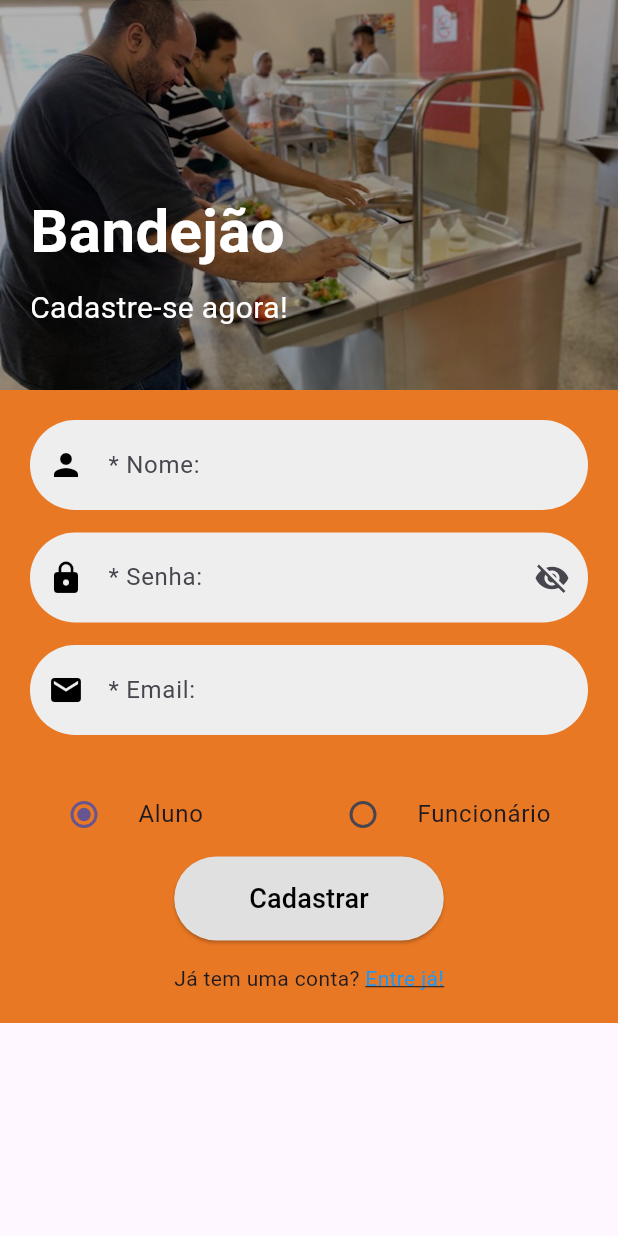
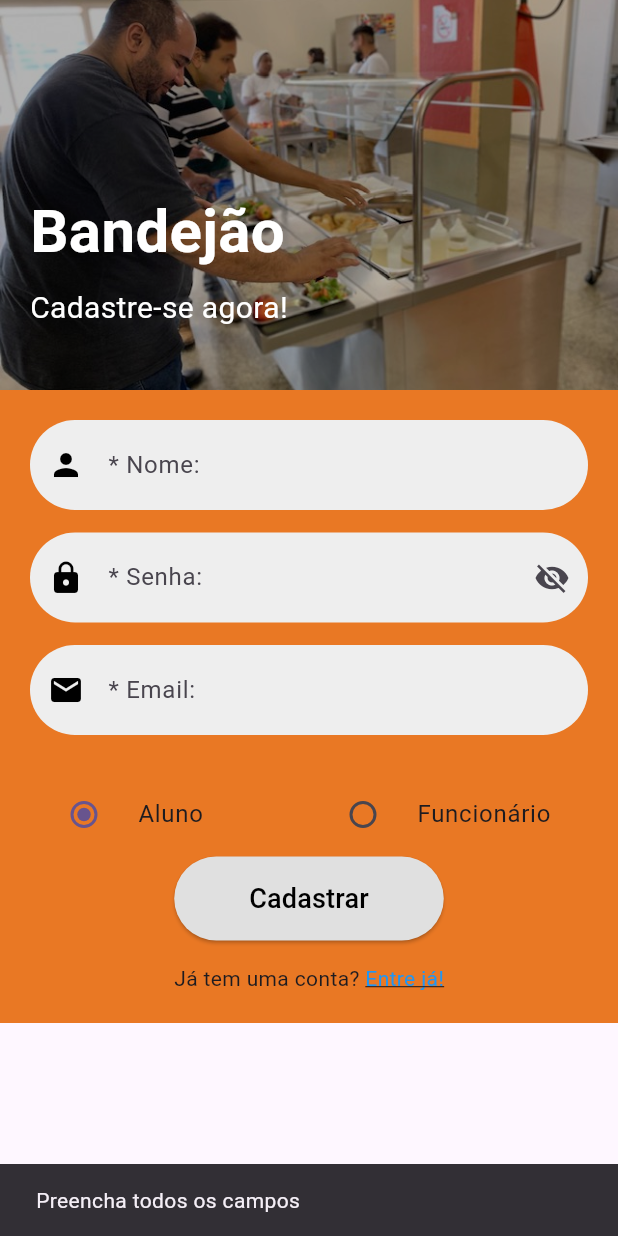
Before and after one commit to Caricatum/Projeto-Bandeco, a Flutter app: the Cadastro screen opened directly, after a tap on "Cadastrar", on a phone screen of 412 x 824 dp. Run offline on Flutter 3.47's test engine with Material 3 defaults, Android fonts, the light colour scheme and no system bars.

Commit message:
Cadastro funcionando completamente, conexão API, começo do funcionamento do Login

```diff
--- a/Codigo/Mobile/lib/cadastro.dart
+++ b/Codigo/Mobile/lib/cadastro.dart
@@ -1,5 +1,7 @@
 import 'package:flutter/material.dart';
 import 'login.dart';
+import 'dart:convert';
+import 'package:http/http.dart' as http;
 
 class Cadastro extends StatefulWidget {
   const Cadastro({super.key});
@@ -26,6 +28,42 @@
         borderSide: BorderSide.none,
       ),
     );
+  }
+
+  Future<void> cadastrarUsuario() async {
+    final url = Uri.parse('http://localhost:8080/user/cadastrar');
+
+    try {
+      final response = await http.post(
+        url,
+        headers: {'Content-Type': 'application/json'},
+        body: jsonEncode({
+          'nome': nomeController.text,
+          'login': loginController.text,
+          'senhaHash': senhaController.text,
+          'tipoUsuario': tipoUsuario,
+        }),
+      );
+
+      if (response.statusCode == 200 || response.statusCode == 201) {
+        ScaffoldMessenger.of(context).showSnackBar(
+          const SnackBar(content: Text('Usuário cadastrado com sucesso!')),
+        );
+
+        Navigator.pushReplacement(
+          context,
+          MaterialPageRoute(builder: (_) => Login()),
+        );
+      } else {
+        ScaffoldMessenger.of(context).showSnackBar(
+          SnackBar(content: Text('Erro ao cadastrar: ${response.body}')),
+        );
+      }
+    } catch (e) {
+      ScaffoldMessenger.of(
+        context,
+      ).showSnackBar(SnackBar(content: Text('Erro de conexão: $e')));
+    }
   }
 
   TextEditingController nomeController = new TextEditingController();
@@ -75,7 +113,7 @@
               ],
             ),
 
-            // 🟧 FORMULÁRIO
+            // FORMULÁRIO
             Container(
               width: double.infinity,
               color: const Color(0xFFE97824),
@@ -83,14 +121,21 @@
               child: Column(
                 children: [
                   // Nome
-                  TextField(
+                  TextFormField(
                     controller: nomeController,
                     decoration: customInput("* Nome:", Icons.person),
+                    validator: (value) {
+                      if (value!.isEmpty) {
+                        return "Preencha o campo nome";
+                      } else {
+                        return null;
+                      }
+                    },
                   ),
                   const SizedBox(height: 15),
 
                   // Senha
-                  TextField(
+                  TextFormField(
                     controller: senhaController,
                     obscureText: _obscurePassword,
                     decoration: customInput(
@@ -109,14 +154,28 @@
                         },
                       ),
                     ),
+                    validator: (value) {
+                      if (value!.isEmpty) {
+                        return "Preencha o campo nome";
+                      } else {
+                        return null;
+                      }
+                    },
                   ),
                   const SizedBox(height: 15),
 
                   // Email
-                  TextField(
+                  TextFormField(
                     controller: loginController,
                     keyboardType: TextInputType.emailAddress,
                     decoration: customInput("* Email:", Icons.email),
+                    validator: (value) {
+                      if (value!.isEmpty) {
+                        return "Preencha o campo nome";
+                      } else {
+                        return null;
+                      }
+                    },
                   ),
                   const SizedBox(height: 25),
 
@@ -163,7 +222,20 @@
                         borderRadius: BorderRadius.circular(30),
                       ),
                     ),
-                    onPressed: () {},
+                    onPressed: () async {
+                      if (nomeController.text.isEmpty ||
+                          loginController.text.isEmpty ||
+                          senhaController.text.isEmpty) {
+                        ScaffoldMessenger.of(context).showSnackBar(
+                          const SnackBar(
+                            content: Text('Preencha todos os campos'),
+                          ),
+                        );
+                        return;
+                      }
+
+                      await cadastrarUsuario();
+                    },
                     child: const Text(
                       "Cadastrar",
                       style: TextStyle(fontSize: 18),
--- a/Codigo/Mobile/lib/login.dart
+++ b/Codigo/Mobile/lib/login.dart
@@ -1,5 +1,6 @@
 import 'package:flutter/material.dart';
 import 'cadastro.dart';
+import 'package:http/http.dart' as http;
 
 class Login extends StatefulWidget {
   const Login({super.key});
@@ -7,6 +8,43 @@
   @override
   State<Login> createState() => _LoginState();
 }
+/*
+Future<void> cadastrarUsuario() async {
+    final url = Uri.parse('http://localhost:8080/user/login');
+
+    try {
+      final response = await http.post(
+        url,
+        headers: {'Content-Type': 'application/json'},
+        body: jsonEncode({
+          'login': loginController.text,
+          'senhaHash': senhaController.text,
+        }),
+      );
+
+      if (response.statusCode == 200 || response.statusCode == 201) {
+        ScaffoldMessenger.of(context).showSnackBar(
+          const SnackBar(content: Text('Usuário cadastrado com sucesso!')),
+        );
+
+        Navigator.pushReplacement(
+          context,
+          MaterialPageRoute(builder: (_) => Login()),
+        );
+      } else {
+        ScaffoldMessenger.of(context).showSnackBar(
+          SnackBar(content: Text('Erro ao cadastrar: ${response.body}')),
+        );
+      }
+    } catch (e) {
+      ScaffoldMessenger.of(
+        context,
+      ).showSnackBar(SnackBar(content: Text('Erro de conexão: $e')));
+    }
+  }*/
+
+TextEditingController loginController = new TextEditingController();
+TextEditingController senhaController = new TextEditingController();
 
 class _LoginState extends State<Login> {
   @override
@@ -46,10 +84,11 @@
 
                 const SizedBox(height: 30),
 
-                TextField(
+                TextFormField(
+                  controller: loginController,
                   decoration: InputDecoration(
                     prefixIcon: const Icon(Icons.person),
-                    hintText: "Nome",
+                    hintText: "Email",
                     filled: true,
                     fillColor: Colors.grey[200],
                     border: OutlineInputBorder(
@@ -57,11 +96,19 @@
                       borderSide: BorderSide.none,
                     ),
                   ),
+                  validator: (value) {
+                      if (value!.isEmpty) {
+                        return "Preencha o campo email";
+                      } else {
+                        return null;
+                      }
+                    },
                 ),
 
                 const SizedBox(height: 30),
 
-                TextField(
+                TextFormField(
+                  controller: senhaController,
                   obscureText: true,
                   decoration: InputDecoration(
                     prefixIcon: const Icon(Icons.lock),
@@ -73,6 +120,13 @@
                       borderSide: BorderSide.none,
                     ),
                   ),
+                  validator: (value) {
+                      if (value!.isEmpty) {
+                        return "Preencha o campo senha";
+                      } else {
+                        return null;
+                      }
+                    },
                 ),
 
                 const SizedBox(height: 30),
--- a/Codigo/Mobile/lib/main.dart
+++ b/Codigo/Mobile/lib/main.dart
@@ -19,7 +19,7 @@
       theme: ThemeData(
         colorScheme: .fromSeed(seedColor: Colors.deepPurple),
       ),
-      home: const Cadastro(),
+      home: const Login(),
     );
   }
 }
--- a/Codigo/Mobile/lib/principal.dart
+++ b/Codigo/Mobile/lib/principal.dart
@@ -18,7 +18,7 @@
     return Scaffold(
       appBar: AppBar(
         title: Text(
-          "Bem Vindo (nome do user)!",
+          "Bem Vindo "+ "!",
           style: TextStyle(fontSize: 15),
         ), //Colocar nome do Usuario no Bem Vindo
         backgroundColor: Colors.orangeAccent,
--- a/Codigo/Mobile/pubspec.yaml
+++ b/Codigo/Mobile/pubspec.yaml
@@ -30,6 +30,7 @@
 dependencies:
   flutter:
     sdk: flutter
+  http: ^1.5.0
 
   # The following adds the Cupertino Icons font to your application.
   # Use with the CupertinoIcons class for iOS style icons.
```
Also changed, not shown: Codigo/Mobile/pubspec.lock.
